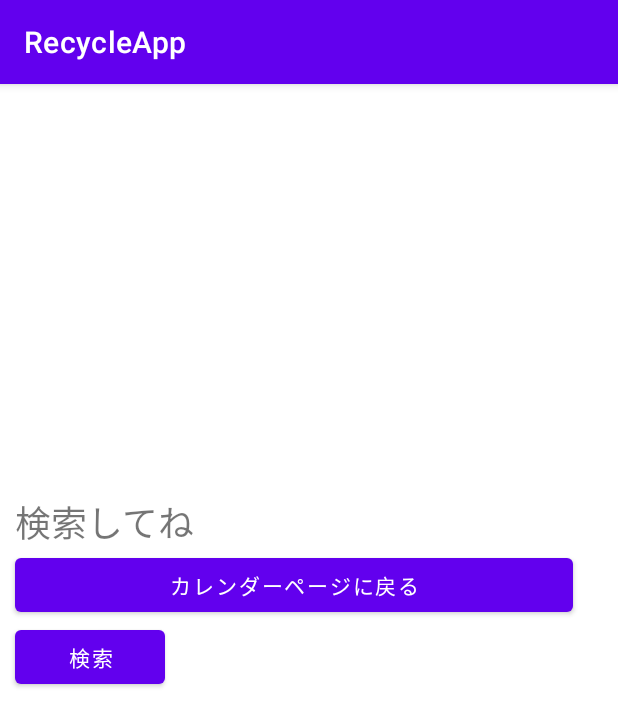
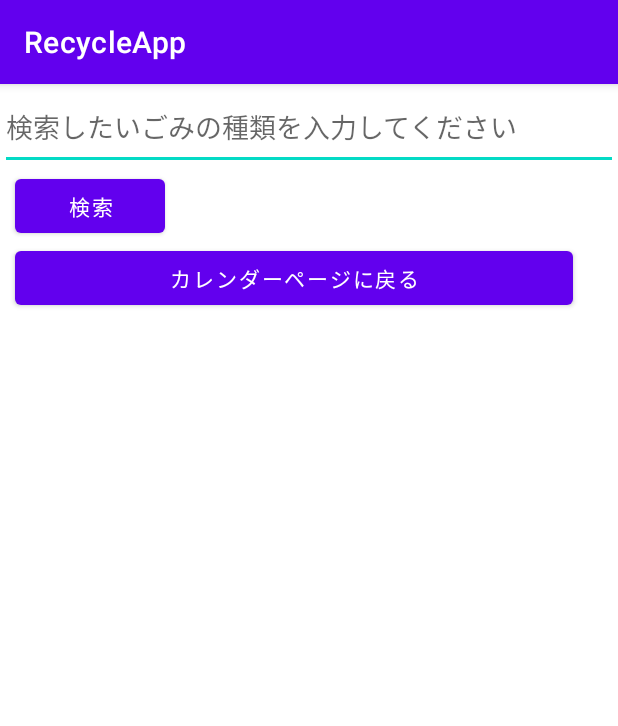
Before and after one commit to Ma4Ma4/RecycleApp, an Android app: the DummyActivity screen opened directly, with no data from a screen before it, on a phone screen of 412 x 824 dp. Shown: the top 726 px of the screen. Run offline under Robolectric (Android 15) with nearby library versions, the phone set to English and light mode, and no system bars.

Commit message:
検索画面実装

```diff
--- a/app/src/main/res/layout/activity_dummy.xml
+++ b/app/src/main/res/layout/activity_dummy.xml
@@ -11,17 +11,20 @@
         android:layout_height="match_parent"
         android:orientation="vertical">
 
-        <Space
+        <EditText
+            android:id="@+id/editTextText"
             android:layout_width="match_parent"
-            android:layout_height="274dp" />
+            android:layout_height="57dp"
+            android:ems="10"
+            android:hint="検索したいごみの種類を入力してください"
+            android:inputType="text" />
 
-        <TextView
-            android:id="@+id/textView"
-            android:layout_width="wrap_content"
+        <Button
+            android:id="@+id/button_search"
+            android:layout_width="100dp"
             android:layout_height="wrap_content"
             android:layout_marginStart="10dp"
-            android:text="検索してね"
-            android:textSize="24sp" />
+            android:text="検索" />
 
         <Button
             android:id="@+id/button_dummy"
@@ -29,13 +32,6 @@
             android:layout_height="wrap_content"
             android:layout_marginStart="10dp"
             android:text="カレンダーページに戻る" />
-
-        <Button
-            android:id="@+id/button_search"
-            android:layout_width="100dp"
-            android:layout_height="wrap_content"
-            android:layout_marginStart="10dp"
-            android:text="検索" />
     </LinearLayout>
 
 </androidx.constraintlayout.widget.ConstraintLayout>
```
